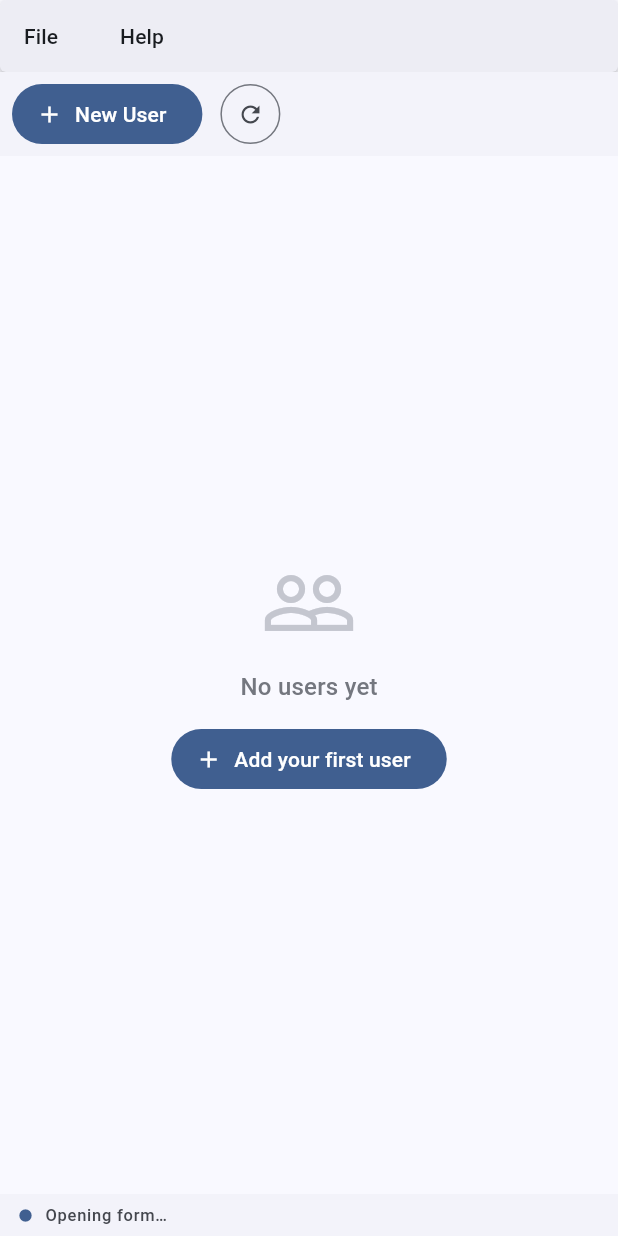
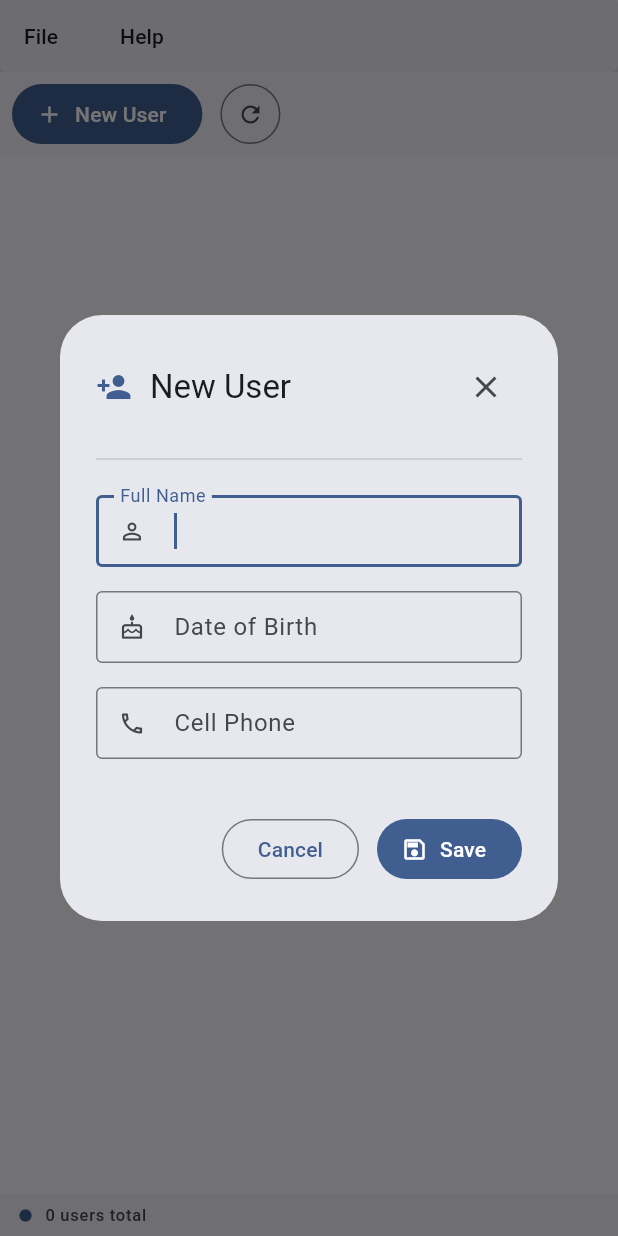
Before and after one commit to shura1981/multi_window_app, a Flutter app: the screen it shows after launch, after a tap on "New User", on a phone screen of 412 x 824 dp. Run offline on Flutter 3.47's test engine with Material 3 defaults, Android fonts, the phone set to English and light mode, and no system bars; our stand-ins replace sqflite_common_ffi; missing offline and left inert: desktop_multi_window, window_manager; accounts and stored records are empty; statements that could not run were skipped.

```diff
--- a/lib/main.dart
+++ b/lib/main.dart
@@ -1,41 +1,16 @@
-import 'dart:convert';
+import 'dart:io';
 import 'package:flutter/material.dart';
+import 'package:window_manager/window_manager.dart';
 import 'main_window.dart';
-import 'user_form_window.dart';
-import 'package:desktop_multi_window/desktop_multi_window.dart';
-import 'package:window_manager/window_manager.dart';
 
 Future<void> main(List<String> args) async {
   WidgetsFlutterBinding.ensureInitialized();
 
-  if (args.firstOrNull == 'multi_window') {
-    // ── Child/form window ──────────────────────────────────────────────
-    await windowManager.ensureInitialized();
-    final windowController = await WindowController.fromCurrentEngine();
+  // Initialize window_manager for the main window exit confirmation dialog.
+  await windowManager.ensureInitialized();
+  await windowManager.setPreventClose(true);
 
-    final argument = windowController.arguments.isEmpty
-        ? <String, dynamic>{}
-        : jsonDecode(windowController.arguments) as Map<String, dynamic>;
-
-    final user = argument['user'] as Map<String, dynamic>?;
-    final mainWindowId = argument['mainWindowId'] as String?;
-
-    // Size and center BEFORE parent calls show()
-    await windowManager.setSize(const Size(420, 480));
-    await windowManager.center();
-    // Prevent the OS X button from destroying the Flutter engine.
-    // Instead we'll intercept and call hide() via WindowListener.
-    await windowManager.setPreventClose(true);
-
-    runApp(SubWindowApp(user: user, mainWindowId: mainWindowId));
-  } else {
-    // ── Main window ────────────────────────────────────────────────────
-    // Initialize window_manager WITHOUT waitUntilReadyToShow to avoid
-    // conflicting with the GTK MenuBar focus management.
-    await windowManager.ensureInitialized();
-    await windowManager.setPreventClose(true);
-    runApp(const MainApp());
-  }
+  runApp(const MainApp());
 }
 
 class MainApp extends StatelessWidget {
@@ -45,7 +20,6 @@ class MainApp extends StatelessWidget {
   Widget build(BuildContext context) {
     return MaterialApp(
       debugShowCheckedModeBanner: false,
-      navigatorKey: mainNavigatorKey,
       title: 'User Manager',
       theme: ThemeData(
         colorScheme: ColorScheme.fromSeed(
@@ -53,37 +27,8 @@ class MainApp extends StatelessWidget {
           brightness: Brightness.light,
         ),
         useMaterial3: true,
-        menuTheme: const MenuThemeData(
-          style: MenuStyle(
-            padding: WidgetStatePropertyAll(
-              EdgeInsets.symmetric(vertical: 4),
-            ),
-          ),
-        ),
       ),
       home: const MainWindow(),
     );
   }
 }
-
-class SubWindowApp extends StatelessWidget {
-  final Map<String, dynamic>? user;
-  final String? mainWindowId;
-  const SubWindowApp({super.key, this.user, this.mainWindowId});
-
-  @override
-  Widget build(BuildContext context) {
-    return MaterialApp(
-      debugShowCheckedModeBanner: false,
-      title: 'User Form',
-      theme: ThemeData(
-        colorScheme: ColorScheme.fromSeed(
-          seedColor: const Color(0xFF1565C0),
-          brightness: Brightness.light,
-        ),
-        useMaterial3: true,
-      ),
-      home: UserFormWindow(initialData: user, mainWindowId: mainWindowId),
-    );
-  }
-}
--- a/lib/main_window.dart
+++ b/lib/main_window.dart
@@ -1,9 +1,8 @@
-import 'dart:convert';
 import 'dart:io';
 import 'package:flutter/material.dart';
-import 'package:desktop_multi_window/desktop_multi_window.dart';
 import 'package:window_manager/window_manager.dart';
 import 'database_helper.dart';
+import 'user_form_dialog.dart';
 
 class MainWindow extends StatefulWidget {
   const MainWindow({super.key});
@@ -12,13 +11,16 @@ class MainWindow extends StatefulWidget {
   State<MainWindow> createState() => _MainWindowState();
 }
 
-/// Global navigator key so we can show dialogs from outside the widget tree.
-final mainNavigatorKey = GlobalKey<NavigatorState>();
-
 class _MainWindowState extends State<MainWindow> with WindowListener {
   List<Map<String, dynamic>> _users = [];
-  String? _mainWindowId;
   String _statusMessage = 'Ready';
+
+  @override
+  void initState() {
+    super.initState();
+    windowManager.addListener(this);
+    _refreshUsers();
+  }
 
   @override
   void dispose() {
@@ -26,29 +28,21 @@ class _MainWindowState extends State<MainWindow> with WindowListener {
     super.dispose();
   }
 
-  @override
-  void initState() {
-    super.initState();
-    windowManager.addListener(this);
-    _refreshUsers();
-    _setupWindowHandler();
-  }
-
-  /// Called by window_manager when the user presses the OS X button.
+  /// Intercepts the OS X button — shows a confirmation dialog first.
   @override
   void onWindowClose() async {
     final shouldExit = await showDialog<bool>(
       context: context,
-      builder: (dialogCtx) => AlertDialog(
+      builder: (ctx) => AlertDialog(
         title: const Text('Exit Application'),
         content: const Text('Are you sure you want to close User Manager?'),
         actions: [
           TextButton(
-            onPressed: () => Navigator.of(dialogCtx).pop(false),
+            onPressed: () => Navigator.of(ctx).pop(false),
             child: const Text('Cancel'),
           ),
           FilledButton(
-            onPressed: () => Navigator.of(dialogCtx).pop(true),
+            onPressed: () => Navigator.of(ctx).pop(true),
             child: const Text('Exit'),
           ),
         ],
@@ -58,16 +52,6 @@ class _MainWindowState extends State<MainWindow> with WindowListener {
       await windowManager.close();
       exit(0);
     }
-  }
-
-  Future<void> _setupWindowHandler() async {
-    final controller = await WindowController.fromCurrentEngine();
-    _mainWindowId = controller.windowId;
-    await controller.setWindowMethodHandler((call) async {
-      if (call.method == 'refresh') {
-        await _refreshUsers();
-      }
-    });
   }
 
   Future<void> _refreshUsers() async {
@@ -80,15 +64,15 @@ class _MainWindowState extends State<MainWindow> with WindowListener {
     }
   }
 
-  Future<void> _openUserWindow({Map<String, dynamic>? user}) async {
-    setState(() => _statusMessage = 'Opening form…');
-    final window = await WindowController.create(WindowConfiguration(
-      arguments: jsonEncode({
-        'user': user,
-        'mainWindowId': _mainWindowId,
-      }),
-    ));
-    await window.show();
+  Future<void> _openUserDialog({Map<String, dynamic>? user}) async {
+    await showDialog(
+      context: context,
+      barrierDismissible: false,
+      builder: (ctx) => UserFormDialog(
+        initialData: user,
+        onSaved: _refreshUsers,
+      ),
+    );
   }
 
   Future<void> _deleteUser(int id) async {
@@ -98,7 +82,10 @@ class _MainWindowState extends State<MainWindow> with WindowListener {
         title: const Text('Confirm Delete'),
         content: const Text('Are you sure you want to delete this user?'),
         actions: [
-          TextButton(onPressed: () => Navigator.of(ctx).pop(false), child: const Text('Cancel')),
+          TextButton(
+            onPressed: () => Navigator.of(ctx).pop(false),
+            child: const Text('Cancel'),
+          ),
           FilledButton(
             onPressed: () => Navigator.of(ctx).pop(true),
             style: FilledButton.styleFrom(backgroundColor: Colors.red),
@@ -118,7 +105,7 @@ class _MainWindowState extends State<MainWindow> with WindowListener {
       context: context,
       applicationName: 'User Manager',
       applicationVersion: '1.0.0',
-      applicationLegalese: 'Flutter 3.41 Desktop — Multi-Window + SQLite Demo',
+      applicationLegalese: 'Flutter 3.41 Desktop — SQLite Demo',
     );
   }
 
@@ -129,26 +116,26 @@ class _MainWindowState extends State<MainWindow> with WindowListener {
       body: Column(
         crossAxisAlignment: CrossAxisAlignment.stretch,
         children: [
-          // ── Desktop Menu Bar ──────────────────────────────────────────
+          // ── Menu Bar ─────────────────────────────────────────────────
           MenuBar(
             children: [
               SubmenuButton(
                 menuChildren: [
                   MenuItemButton(
                     leadingIcon: const Icon(Icons.add, size: 16),
-                    onPressed: () => _openUserWindow(),
+                    onPressed: () => _openUserDialog(),
                     child: const MenuAcceleratorLabel('&New User\tCtrl+N'),
                   ),
                   const Divider(),
                   MenuItemButton(
                     leadingIcon: const Icon(Icons.refresh, size: 16),
                     onPressed: _refreshUsers,
-                    child: const MenuAcceleratorLabel('&Refresh\tCtrl+R'),
+                    child: const MenuAcceleratorLabel('&Refresh'),
                   ),
                   const Divider(),
                   MenuItemButton(
                     leadingIcon: const Icon(Icons.exit_to_app, size: 16),
-                    onPressed: () {},
+                    onPressed: () => onWindowClose(),
                     child: const MenuAcceleratorLabel('E&xit'),
                   ),
                 ],
@@ -174,7 +161,7 @@ class _MainWindowState extends State<MainWindow> with WindowListener {
             child: Row(
               children: [
                 FilledButton.icon(
-                  onPressed: () => _openUserWindow(),
+                  onPressed: () => _openUserDialog(),
                   icon: const Icon(Icons.add, size: 18),
                   label: const Text('New User'),
                 ),
@@ -203,7 +190,7 @@ class _MainWindowState extends State<MainWindow> with WindowListener {
                             style: theme.textTheme.titleMedium?.copyWith(
                                 color: theme.colorScheme.outline)),
                         FilledButton.icon(
-                          onPressed: () => _openUserWindow(),
+                          onPressed: () => _openUserDialog(),
                           icon: const Icon(Icons.add),
                           label: const Text('Add your first user'),
                         ),
@@ -223,14 +210,16 @@ class _MainWindowState extends State<MainWindow> with WindowListener {
                           columns: const [
                             DataColumn(label: Text('ID'), numeric: true),
                             DataColumn(label: Expanded(child: Text('Name'))),
-                            DataColumn(label: Expanded(child: Text('Date of Birth'))),
-                            DataColumn(label: Expanded(child: Text('Cell Phone'))),
+                            DataColumn(
+                                label: Expanded(child: Text('Date of Birth'))),
+                            DataColumn(
+                                label: Expanded(child: Text('Cell Phone'))),
                             DataColumn(label: Text('Actions')),
                           ],
                           rows: _users.map((user) {
                             return DataRow(
                               onSelectChanged: (_) =>
-                                  _openUserWindow(user: user),
+                                  _openUserDialog(user: user),
                               cells: [
                                 DataCell(Text(user['id'].toString())),
                                 DataCell(Text(user['name'])),
@@ -244,10 +233,11 @@ class _MainWindowState extends State<MainWindow> with WindowListener {
                                       color: theme.colorScheme.primary,
                                       tooltip: 'Edit',
                                       onPressed: () =>
-                                          _openUserWindow(user: user),
+                                          _openUserDialog(user: user),
                                     ),
                                     IconButton(
-                                      icon: const Icon(Icons.delete, size: 18),
+                                      icon:
+                                          const Icon(Icons.delete, size: 18),
                                       color: theme.colorScheme.error,
                                       tooltip: 'Delete',
                                       onPressed: () =>
@@ -271,12 +261,11 @@ class _MainWindowState extends State<MainWindow> with WindowListener {
             padding: const EdgeInsets.symmetric(horizontal: 12),
             child: Row(
               children: [
-                Icon(Icons.circle,
-                    size: 10, color: theme.colorScheme.primary),
+                Icon(Icons.circle, size: 10, color: theme.colorScheme.primary),
                 const SizedBox(width: 8),
                 Text(_statusMessage,
-                    style: theme.textTheme.labelSmall
-                        ?.copyWith(color: theme.colorScheme.onSurfaceVariant)),
+                    style: theme.textTheme.labelSmall?.copyWith(
+                        color: theme.colorScheme.onSurfaceVariant)),
               ],
             ),
           ),
--- /dev/null
+++ b/lib/user_form_dialog.dart
@@ -0,0 +1,173 @@
+import 'package:flutter/material.dart';
+import 'database_helper.dart';
+
+/// A dialog widget for adding or editing a user.
+/// Shown inline via showDialog — no separate OS window needed.
+class UserFormDialog extends StatefulWidget {
+  final Map<String, dynamic>? initialData;
+  final VoidCallback onSaved;
+
+  const UserFormDialog({super.key, this.initialData, required this.onSaved});
+
+  @override
+  State<UserFormDialog> createState() => _UserFormDialogState();
+}
+
+class _UserFormDialogState extends State<UserFormDialog> {
+  final _formKey = GlobalKey<FormState>();
+  late TextEditingController _nameController;
+  late TextEditingController _dobController;
+  late TextEditingController _phoneController;
+  bool _saving = false;
+
+  @override
+  void initState() {
+    super.initState();
+    _nameController =
+        TextEditingController(text: widget.initialData?['name'] ?? '');
+    _dobController =
+        TextEditingController(text: widget.initialData?['dob'] ?? '');
+    _phoneController =
+        TextEditingController(text: widget.initialData?['phone'] ?? '');
+  }
+
+  @override
+  void dispose() {
+    _nameController.dispose();
+    _dobController.dispose();
+    _phoneController.dispose();
+    super.dispose();
+  }
+
+  Future<void> _save() async {
+    if (!_formKey.currentState!.validate()) return;
+    setState(() => _saving = true);
+
+    final user = {
+      'name': _nameController.text.trim(),
+      'dob': _dobController.text.trim(),
+      'phone': _phoneController.text.trim(),
+    };
+
+    if (widget.initialData == null) {
+      await DatabaseHelper.instance.insertUser(user);
+    } else {
+      await DatabaseHelper.instance.updateUser(user, widget.initialData!['id']);
+    }
+
+    widget.onSaved();
+    if (mounted) Navigator.of(context).pop();
+  }
+
+  @override
+  Widget build(BuildContext context) {
+    final isEdit = widget.initialData != null;
+    final theme = Theme.of(context);
+
+    return Dialog(
+      child: ConstrainedBox(
+        constraints: const BoxConstraints(maxWidth: 420),
+        child: Padding(
+          padding: const EdgeInsets.all(24),
+          child: Form(
+            key: _formKey,
+            child: Column(
+              mainAxisSize: MainAxisSize.min,
+              crossAxisAlignment: CrossAxisAlignment.stretch,
+              spacing: 16,
+              children: [
+                // ── Header ──────────────────────────────────────────────
+                Row(
+                  children: [
+                    Icon(isEdit ? Icons.edit : Icons.person_add,
+                        color: theme.colorScheme.primary),
+                    const SizedBox(width: 12),
+                    Text(
+                      isEdit ? 'Edit User' : 'New User',
+                      style: theme.textTheme.titleLarge,
+                    ),
+                    const Spacer(),
+                    IconButton(
+                      icon: const Icon(Icons.close),
+                      onPressed: () => Navigator.of(context).pop(),
+                    ),
+                  ],
+                ),
+                const Divider(),
+
+                // ── Fields ───────────────────────────────────────────────
+                TextFormField(
+                  controller: _nameController,
+                  autofocus: true,
+                  textInputAction: TextInputAction.next,
+                  decoration: const InputDecoration(
+                    labelText: 'Full Name',
+                    prefixIcon: Icon(Icons.person_outline),
+                    border: OutlineInputBorder(),
+                    isDense: true,
+                  ),
+                  validator: (v) =>
+                      v == null || v.trim().isEmpty ? 'Required' : null,
+                ),
+                TextFormField(
+                  controller: _dobController,
+                  textInputAction: TextInputAction.next,
+                  decoration: const InputDecoration(
+                    labelText: 'Date of Birth',
+                    hintText: 'YYYY-MM-DD',
+                    prefixIcon: Icon(Icons.cake_outlined),
+                    border: OutlineInputBorder(),
+                    isDense: true,
+                  ),
+                  validator: (v) =>
+                      v == null || v.trim().isEmpty ? 'Required' : null,
+                ),
+                TextFormField(
+                  controller: _phoneController,
+                  textInputAction: TextInputAction.done,
+                  onFieldSubmitted: (_) => _save(),
+                  decoration: const InputDecoration(
+                    labelText: 'Cell Phone',
+                    prefixIcon: Icon(Icons.phone_outlined),
+                    border: OutlineInputBorder(),
+                    isDense: true,
+                  ),
+                  validator: (v) =>
+                      v == null || v.trim().isEmpty ? 'Required' : null,
+                ),
+
+                const SizedBox(height: 4),
+
+                // ── Actions ───────────────────────────────────────────────
+                Row(
+                  spacing: 12,
+                  mainAxisAlignment: MainAxisAlignment.end,
+                  children: [
+                    OutlinedButton(
+                      onPressed: _saving
+                          ? null
+                          : () => Navigator.of(context).pop(),
+                      child: const Text('Cancel'),
+                    ),
+                    FilledButton.icon(
+                      onPressed: _saving ? null : _save,
+                      icon: _saving
+                          ? const SizedBox(
+                              width: 16,
+                              height: 16,
+                              child:
+                                  CircularProgressIndicator(strokeWidth: 2),
+                            )
+                          : const Icon(Icons.save_outlined, size: 18),
+                      label: Text(isEdit ? 'Update' : 'Save'),
+                    ),
+                  ],
+                ),
+              ],
+            ),
+          ),
+        ),
+      ),
+    );
+  }
+}
--- a/pubspec.yaml
+++ b/pubspec.yaml
@@ -37,7 +37,6 @@ dependencies:
   sqflite_common_ffi: ^2.4.0+2
   path: ^1.9.1
   path_provider: ^2.1.5
-  desktop_multi_window: ^0.3.0
   window_manager:
     git:
       url: https://github.com/boyan01/window_manager.git
```
Also changed, not shown: pubspec.lock, 6 other files.
